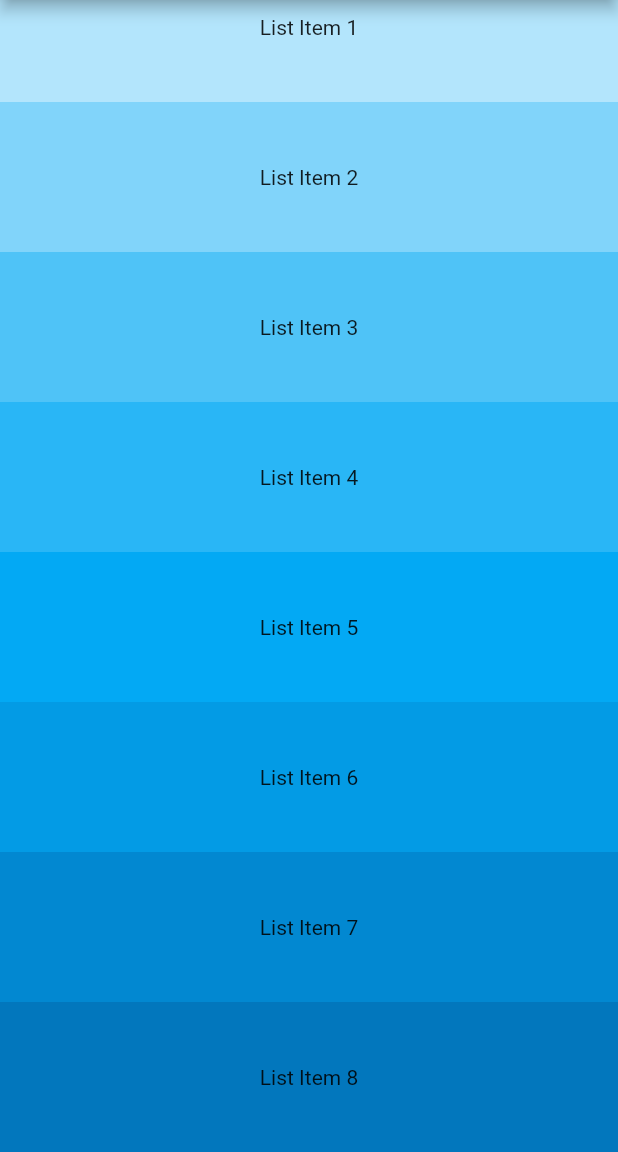
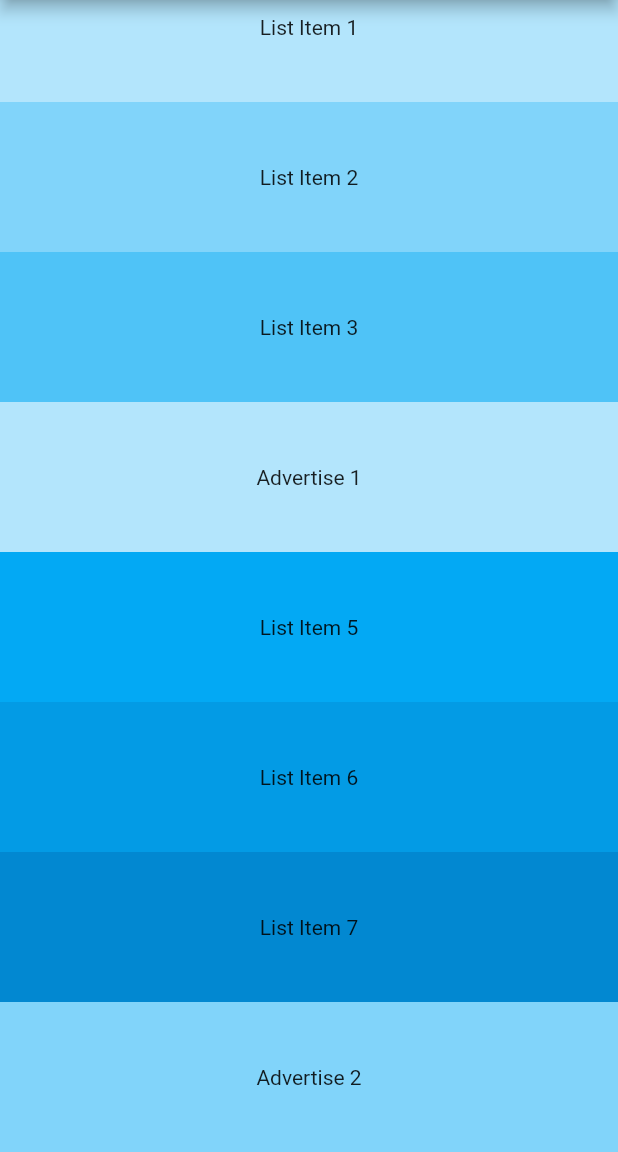
Before and after one commit to NomadHuns/flutter_sliver_practice, a Flutter app: the screen it shows after launch, scrolled down 576 dp, on a phone screen of 412 x 824 dp, the part 84-1236 px from its top. Run offline on Flutter 3.47's test engine with Material 2 defaults, Android fonts, the phone set to English and light mode, and no system bars.

Commit message:
광고 끼워넣기 연습

```diff
--- /dev/null
+++ b/lib/ad.dart
@@ -0,0 +1,15 @@
+import 'package:flutter/material.dart';
+
+class Ad extends StatelessWidget {
+  const Ad(this.index, {Key? key}) : super(key: key);
+  final int index;
+
+  @override
+  Widget build(BuildContext context) {
+    return Container(
+      alignment: Alignment.center,
+      color: Colors.lightBlue[100 * (index % 9)],
+      child: Text("Advertise $index"),
+    );
+  }
+}
--- /dev/null
+++ b/lib/diary.dart
@@ -0,0 +1,15 @@
+import 'package:flutter/material.dart';
+
+class Diary extends StatelessWidget {
+  const Diary(this.index, {Key? key}) : super(key: key);
+  final int index;
+
+  @override
+  Widget build(BuildContext context) {
+    return Container(
+      alignment: Alignment.center,
+      color: Colors.lightBlue[100 * (index % 9)],
+      child: Text("List Item $index"),
+    );
+  }
+}
--- a/lib/main.dart
+++ b/lib/main.dart
@@ -1,4 +1,6 @@
 import 'package:flutter/material.dart';
+import 'package:sliverapp/ad.dart';
+import 'package:sliverapp/diary.dart';
 
 void main() {
   runApp(const MyApp());
@@ -37,11 +39,11 @@ class HomePage extends StatelessWidget {
             itemExtent: 100,
             delegate: SliverChildBuilderDelegate(
               (context, index) {
-                return Container(
-                  alignment: Alignment.center,
-                  color: Colors.lightBlue[100 * (index % 9)],
-                  child: Text("List Item $index"),
-                );
+                if (index % 4 == 0 && index != 0) {
+                  return Ad((index/4).toInt());
+                } else {
+                  return Diary(index);
+                }
               },
             ),
           ),
```
